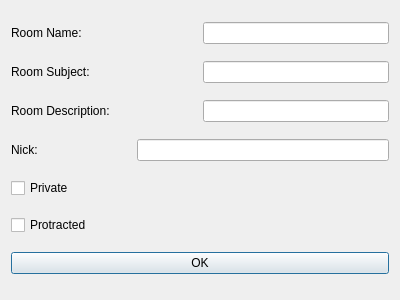
Old version of the form Widgets/FrmGroupChat/DlgGroupChatInfo.ui in the repository KangLin/RabbitIm.
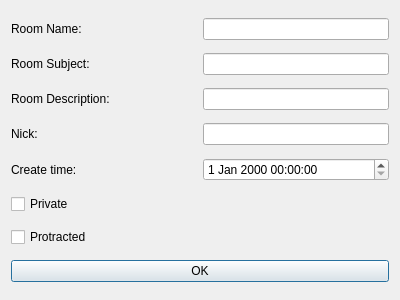
New version of the form.

```diff
--- a/Widgets/FrmGroupChat/DlgGroupChatInfo.ui
+++ b/Widgets/FrmGroupChat/DlgGroupChatInfo.ui
@@ -135,25 +135,58 @@
       </widget>
      </item>
      <item>
-      <widget class="QLineEdit" name="txtNick"/>
+      <widget class="QLineEdit" name="txtNick">
+       <property name="sizePolicy">
+        <sizepolicy hsizetype="Preferred" vsizetype="Fixed">
+         <horstretch>0</horstretch>
+         <verstretch>0</verstretch>
+        </sizepolicy>
+       </property>
+      </widget>
      </item>
     </layout>
    </item>
    <item row="4" column="0">
+    <layout class="QHBoxLayout" name="horizontalLayout_5">
+     <item>
+      <widget class="QLabel" name="label_7">
+       <property name="sizePolicy">
+        <sizepolicy hsizetype="Preferred" vsizetype="Preferred">
+         <horstretch>0</horstretch>
+         <verstretch>0</verstretch>
+        </sizepolicy>
+       </property>
+       <property name="minimumSize">
+        <size>
+         <width>120</width>
+         <height>0</height>
+        </size>
+       </property>
+       <property name="text">
+        <string>Create time:</string>
+       </property>
+      </widget>
+     </item>
+     <item>
+      <widget class="QDateTimeEdit" name="dtEdit"/>
+     </item>
+    </layout>
+   </item>
+   <item row="5" column="0">
     <widget class="QCheckBox" name="cbPrivate">
      <property name="text">
       <string>Private</string>
      </property>
     </widget>
    </item>
-   <item row="5" column="0">
+   <item row="6" column="0">
     <widget class="QCheckBox" name="cbProtracted">
      <property name="text">
       <string>Protracted</string>
      </property>
     </widget>
    </item>
-   <item row="6" column="0">
+   <item row="7" column="0">
     <widget class="QPushButton" name="pushButton">
      <property name="text">
       <string>OK</string>
```
